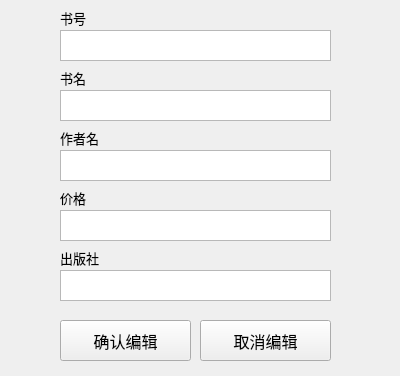
Qt form Sources/Forms/editlistsubwindow.ui (gaogao-qwq/Book_Manage_System_QT) before a commit.
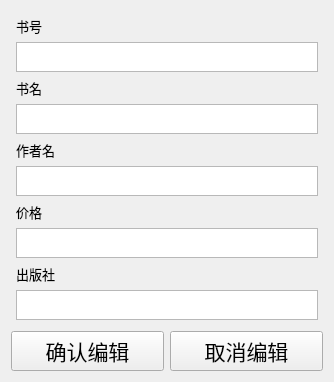
The same form after that commit. Icons and pictures are not drawn.

Patch:
```diff
--- a/Sources/Forms/editlistsubwindow.ui
+++ b/Sources/Forms/editlistsubwindow.ui
@@ -6,8 +6,8 @@
    <rect>
     <x>0</x>
     <y>0</y>
-    <width>400</width>
-    <height>376</height>
+    <width>334</width>
+    <height>360</height>
    </rect>
   </property>
   <property name="windowTitle">
@@ -18,33 +18,23 @@
     <selectedon>D:/pictures/avator.png</selectedon>
    </iconset>
   </property>
-  <widget class="QPushButton" name="editSaveButton">
-   <property name="geometry">
-    <rect>
-     <x>60</x>
-     <y>320</y>
-     <width>131</width>
-     <height>41</height>
-    </rect>
-   </property>
-   <property name="font">
-    <font>
-     <pointsize>12</pointsize>
-    </font>
-   </property>
-   <property name="text">
-    <string>确认编辑</string>
-   </property>
-  </widget>
+  <layout class="QGridLayout" name="gridLayout">
+   <item row="0" column="0">
+    <layout class="QVBoxLayout" name="verticalLayout">
+     <property name="leftMargin">
+      <number>5</number>
+     </property>
+     <property name="topMargin">
+      <number>5</number>
+     </property>
+     <property name="rightMargin">
+      <number>5</number>
+     </property>
+     <property name="bottomMargin">
+      <number>5</number>
+     </property>
+     <item>
   <widget class="QLabel" name="ISBNLabel">
-   <property name="geometry">
-    <rect>
-     <x>60</x>
-     <y>10</y>
-     <width>53</width>
-     <height>16</height>
-    </rect>
-   </property>
    <property name="font">
     <font>
      <pointsize>10</pointsize>
@@ -54,53 +44,25 @@
     <string>书号</string>
    </property>
   </widget>
-  <widget class="QPlainTextEdit" name="bookTextEdit">
-   <property name="geometry">
-    <rect>
-     <x>60</x>
-     <y>90</y>
-     <width>271</width>
-     <height>31</height>
-    </rect>
-   </property>
-  </widget>
-  <widget class="QLabel" name="priceLabel">
-   <property name="geometry">
-    <rect>
-     <x>60</x>
-     <y>190</y>
-     <width>53</width>
-     <height>16</height>
-    </rect>
-   </property>
-   <property name="font">
-    <font>
-     <pointsize>10</pointsize>
-    </font>
-   </property>
-   <property name="text">
-    <string>价格</string>
-   </property>
-  </widget>
-  <widget class="QPlainTextEdit" name="authorTextEdit">
-   <property name="geometry">
-    <rect>
-     <x>60</x>
-     <y>150</y>
-     <width>271</width>
-     <height>31</height>
-    </rect>
-   </property>
-  </widget>
+     </item>
+     <item>
+      <widget class="QPlainTextEdit" name="ISBNTextEdit">
+       <property name="sizePolicy">
+        <sizepolicy hsizetype="Expanding" vsizetype="Fixed">
+         <horstretch>0</horstretch>
+         <verstretch>0</verstretch>
+        </sizepolicy>
+       </property>
+       <property name="minimumSize">
+        <size>
+         <width>0</width>
+         <height>30</height>
+        </size>
+       </property>
+      </widget>
+     </item>
+     <item>
   <widget class="QLabel" name="bookLabel">
-   <property name="geometry">
-    <rect>
-     <x>60</x>
-     <y>70</y>
-     <width>53</width>
-     <height>16</height>
-    </rect>
-   </property>
    <property name="font">
     <font>
      <pointsize>10</pointsize>
@@ -110,35 +72,25 @@
     <string>书名</string>
    </property>
   </widget>
-  <widget class="QPlainTextEdit" name="priceTextEdit">
-   <property name="geometry">
-    <rect>
-     <x>60</x>
-     <y>210</y>
-     <width>271</width>
-     <height>31</height>
-    </rect>
-   </property>
-  </widget>
-  <widget class="QPlainTextEdit" name="pressTextEdit">
-   <property name="geometry">
-    <rect>
-     <x>60</x>
-     <y>270</y>
-     <width>271</width>
-     <height>31</height>
-    </rect>
-   </property>
-  </widget>
+     </item>
+     <item>
+      <widget class="QPlainTextEdit" name="bookTextEdit">
+       <property name="sizePolicy">
+        <sizepolicy hsizetype="Expanding" vsizetype="Fixed">
+         <horstretch>0</horstretch>
+         <verstretch>0</verstretch>
+        </sizepolicy>
+       </property>
+       <property name="minimumSize">
+        <size>
+         <width>0</width>
+         <height>30</height>
+        </size>
+       </property>
+      </widget>
+     </item>
+     <item>
   <widget class="QLabel" name="authorLabel">
-   <property name="geometry">
-    <rect>
-     <x>60</x>
-     <y>130</y>
-     <width>53</width>
-     <height>16</height>
-    </rect>
-   </property>
    <property name="font">
     <font>
      <pointsize>10</pointsize>
@@ -148,15 +100,53 @@
     <string>作者名</string>
    </property>
   </widget>
+     </item>
+     <item>
+      <widget class="QPlainTextEdit" name="authorTextEdit">
+       <property name="sizePolicy">
+        <sizepolicy hsizetype="Expanding" vsizetype="Fixed">
+         <horstretch>0</horstretch>
+         <verstretch>0</verstretch>
+        </sizepolicy>
+       </property>
+       <property name="minimumSize">
+        <size>
+         <width>0</width>
+         <height>30</height>
+        </size>
+       </property>
+      </widget>
+     </item>
+     <item>
+      <widget class="QLabel" name="priceLabel">
+       <property name="font">
+        <font>
+         <pointsize>10</pointsize>
+        </font>
+       </property>
+       <property name="text">
+        <string>价格</string>
+       </property>
+      </widget>
+     </item>
+     <item>
+      <widget class="QPlainTextEdit" name="priceTextEdit">
+       <property name="sizePolicy">
+        <sizepolicy hsizetype="Expanding" vsizetype="Fixed">
+         <horstretch>0</horstretch>
+         <verstretch>0</verstretch>
+        </sizepolicy>
+       </property>
+       <property name="minimumSize">
+        <size>
+         <width>0</width>
+         <height>30</height>
+        </size>
+       </property>
+      </widget>
+     </item>
+     <item>
   <widget class="QLabel" name="pressLabel">
-   <property name="geometry">
-    <rect>
-     <x>60</x>
-     <y>250</y>
-     <width>53</width>
-     <height>16</height>
-    </rect>
-   </property>
    <property name="font">
     <font>
      <pointsize>10</pointsize>
@@ -166,28 +156,44 @@
     <string>出版社</string>
    </property>
   </widget>
-  <widget class="QPlainTextEdit" name="ISBNTextEdit">
-   <property name="geometry">
-    <rect>
-     <x>60</x>
-     <y>30</y>
-     <width>271</width>
-     <height>31</height>
-    </rect>
-   </property>
-  </widget>
+     </item>
+     <item>
+      <widget class="QPlainTextEdit" name="pressTextEdit">
+       <property name="sizePolicy">
+        <sizepolicy hsizetype="Expanding" vsizetype="Fixed">
+         <horstretch>0</horstretch>
+         <verstretch>0</verstretch>
+        </sizepolicy>
+       </property>
+       <property name="minimumSize">
+        <size>
+         <width>0</width>
+         <height>30</height>
+        </size>
+       </property>
+      </widget>
+     </item>
+    </layout>
+   </item>
+   <item row="1" column="0">
+    <layout class="QHBoxLayout" name="horizontalLayout">
+     <item>
+      <widget class="QPushButton" name="editSaveButton">
+       <property name="font">
+        <font>
+         <pointsize>16</pointsize>
+        </font>
+       </property>
+       <property name="text">
+        <string>确认编辑</string>
+       </property>
+      </widget>
+     </item>
+     <item>
   <widget class="QPushButton" name="cancelButton">
-   <property name="geometry">
-    <rect>
-     <x>200</x>
-     <y>320</y>
-     <width>131</width>
-     <height>41</height>
-    </rect>
-   </property>
    <property name="font">
     <font>
-     <pointsize>12</pointsize>
+         <pointsize>16</pointsize>
     </font>
    </property>
    <property name="text">
@@ -203,6 +209,10 @@
     <bool>false</bool>
    </property>
   </widget>
+     </item>
+    </layout>
+   </item>
+  </layout>
  </widget>
  <resources/>
  <connections/>
```
Lines whose indentation alone changed are shown as unchanged.
